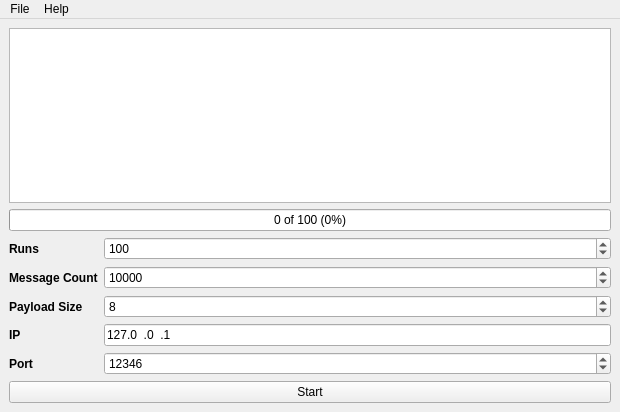
This is gui/tool/wndMainWindow.ui in ClockworkOrigins/SocketPerformanceChecker as Qt 5 draws it before an edit. The edited form follows.
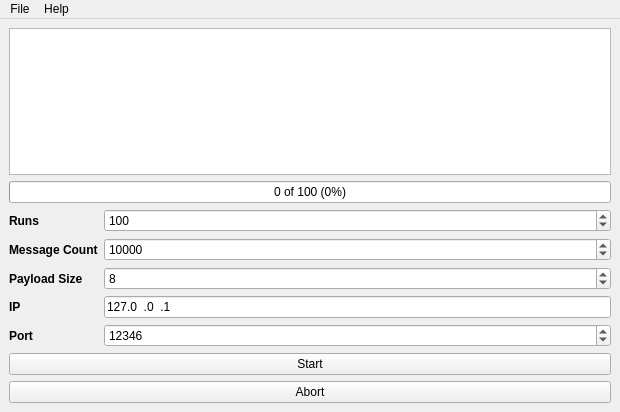
This is the edited form.

Commit message: SPC-6 added possibility to abort running tests

Diff of the .ui file:
```diff
--- a/gui/tool/wndMainWindow.ui
+++ b/gui/tool/wndMainWindow.ui
@@ -201,6 +201,16 @@
       <item row="1" column="0">
        <layout class="QHBoxLayout" name="lineChartLayout"/>
       </item>
+      <item row="0" column="0">
+       <widget class="QTableView" name="resultTableView"/>
+      </item>
+      <item row="8" column="0">
+       <widget class="QPushButton" name="abortButton">
+        <property name="text">
+         <string>Abort</string>
+        </property>
+       </widget>
+      </item>
      </layout>
     </item>
    </layout>
```
Left out of the diff: 50 changed lines with no effect on the pictures. The commit also changes 2 other files.
